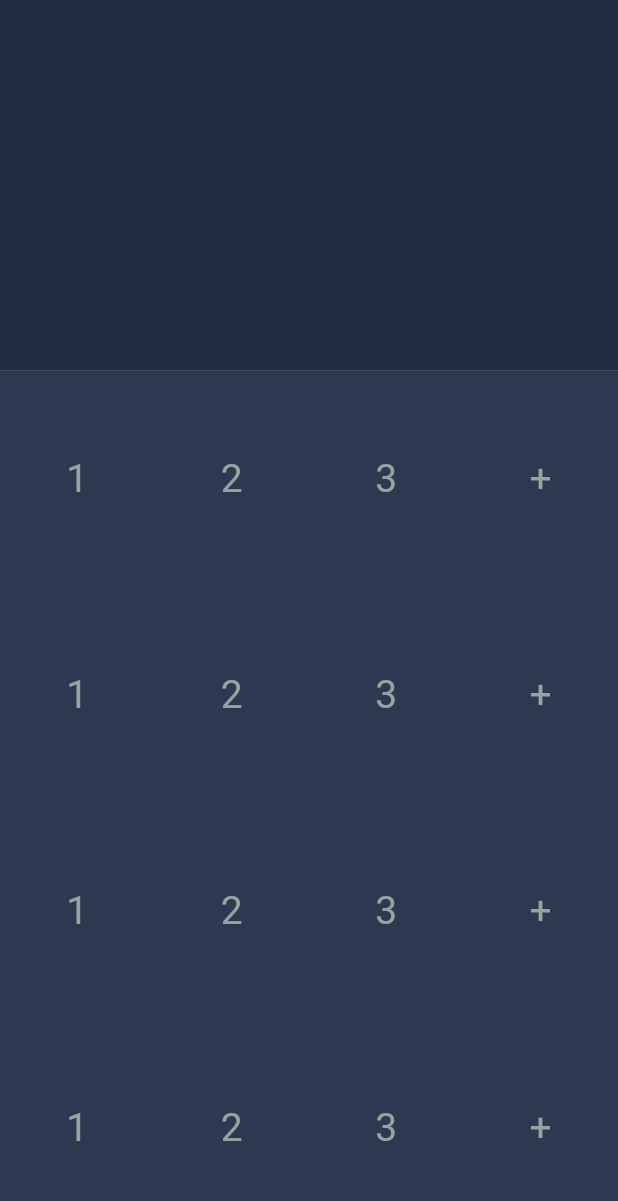
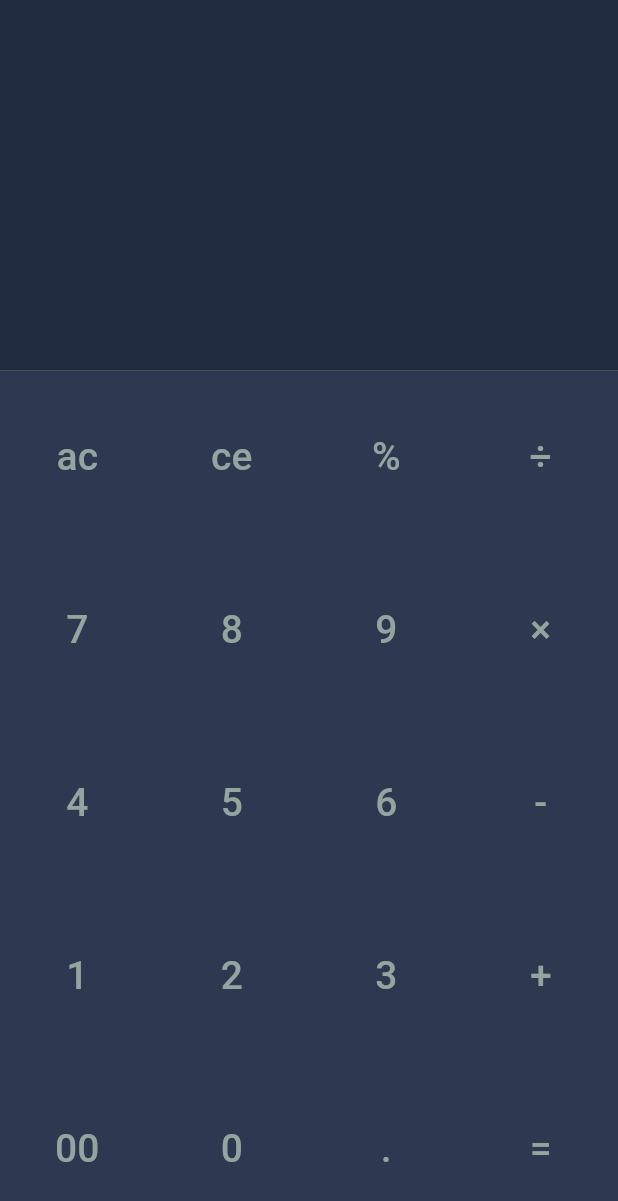
Before and after one commit to ShahramDeveloper/flutter_calculator_app, a Flutter app: the screen it shows after launch, on a phone screen of 412 x 824 dp. Shown: the top 1201 px of the screen. Run offline on Flutter 3.47's test engine with Material 3 defaults, Android fonts, the phone set to English and light mode, and no system bars; our stand-ins replace hexcolor.

Commit message:
Add numbers and signs to ui and clickable their.

```diff
--- a/lib/main.dart
+++ b/lib/main.dart
@@ -8,42 +8,46 @@ void main() {
 class Application extends StatelessWidget {
   const Application({super.key});
 
-  Widget getRow() {
+  Widget getRow(
+      {required String text1,
+      required String text2,
+      required String text3,
+      required String text4}) {
     return Row(
       mainAxisAlignment: MainAxisAlignment.spaceAround,
       children: [
-        Padding(
-          padding: EdgeInsets.all(3),
+        TextButton(
+          onPressed: () {},
           child: Text(
-            '1',
+            text1,
             textAlign: TextAlign.center,
             style: TextStyle(fontSize: 26, color: textGrey),
           ),
         ),
-        Padding(
-          padding: EdgeInsets.all(3),
+        TextButton(
+          onPressed: () {},
           child: Text(
-            '2',
+            text2,
             textAlign: TextAlign.center,
             style: TextStyle(fontSize: 26, color: textGrey),
           ),
         ),
-        Padding(
-          padding: EdgeInsets.all(3),
+        TextButton(
+          onPressed: () {},
           child: Text(
-            '3',
+            text3,
             textAlign: TextAlign.center,
             style: TextStyle(fontSize: 26, color: textGrey),
           ),
         ),
-        Padding(
-          padding: EdgeInsets.all(3),
+        TextButton(
+          onPressed: () {},
           child: Text(
-            '+',
+            text4,
             textAlign: TextAlign.center,
             style: TextStyle(fontSize: 26, color: textGrey),
           ),
-        )
+        ),
       ],
     );
   }
@@ -70,7 +74,13 @@ class Application extends StatelessWidget {
                   color: backgroundGrey,
                   child: Column(
                     mainAxisAlignment: MainAxisAlignment.spaceAround,
-                    children: [getRow(), getRow(), getRow(), getRow()],
+                    children: [
+                      getRow(text1: 'ac', text2: 'ce', text3: "%", text4: '÷'),
+                      getRow(text1: '7', text2: '8', text3: '9', text4: '×'),
+                      getRow(text1: '4', text2: '5', text3: '6', text4: '-'),
+                      getRow(text1: '1', text2: '2', text3: '3', text4: '+'),
+                      getRow(text1: '00', text2: '0', text3: '.', text4: '='),
+                    ],
                   ),
                 ),
               )
```
